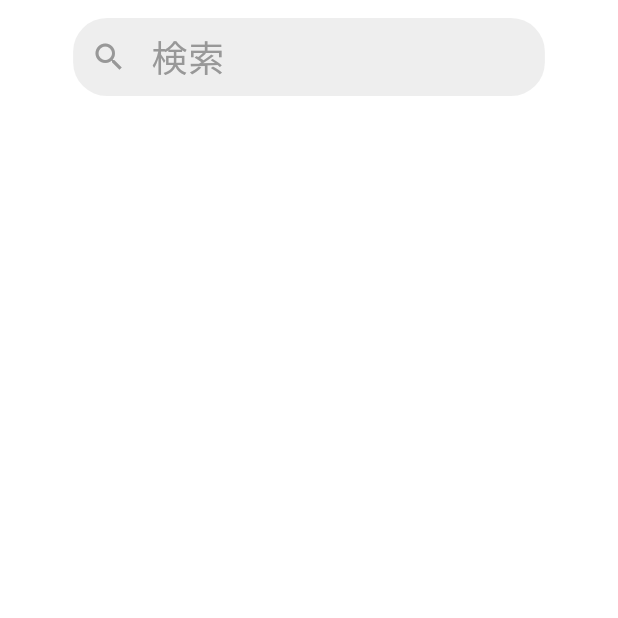
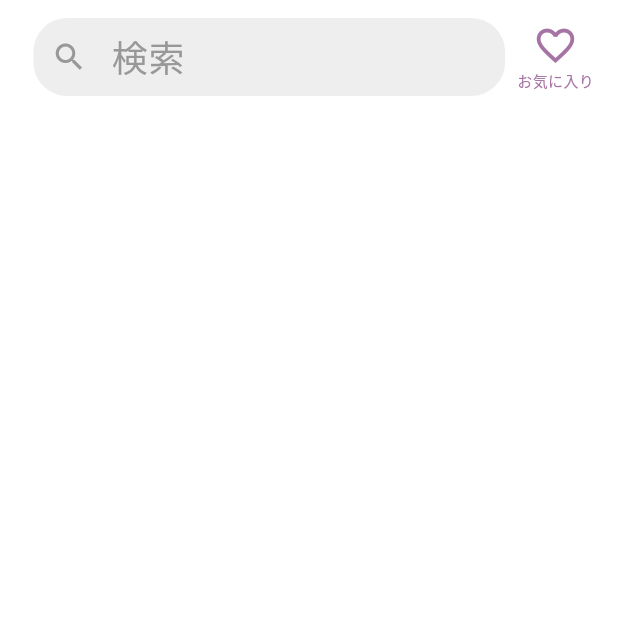
Before and after one commit to KIwata215/Glossy_front, a Flutter app: the ShoppingScreen screen opened directly, on a phone screen of 412 x 824 dp, the top half of it. Run offline on Flutter 3.47's test engine with Material 3 defaults, Android fonts, the phone set to English and light mode, and no system bars; our stand-ins replace flutter_screenutil, google_fonts.

Commit message:
update:ショッピングページを更新しました

```diff
--- a/glossy/lib/ui/shopping_screen/shopping_screen.dart
+++ b/glossy/lib/ui/shopping_screen/shopping_screen.dart
@@ -11,11 +11,47 @@ class ShoppingScreen extends StatelessWidget {
       body: SafeArea(
         child: Column(
           children: [
-            // 検索バー（コンポーネント化）
+            // 検索バーとハートアイコンを横並びに配置
             Padding(
               padding: const EdgeInsets.symmetric(vertical: 12.0),
-              child: Center(
-                child: custom.SearchBar(),
+              child: Row(
+                mainAxisAlignment: MainAxisAlignment.center,
+                children: [
+                  // 検索バーを中央寄せ
+                  Expanded(
+                    child: Align(
+                      alignment: Alignment.centerRight,
+                      child: custom.SearchBar(),
+                    ),
+                  ),
+                  // ハートアイコンと「お気に入り」文字
+                  Padding(
+                    padding: const EdgeInsets.only(left: 8.0, right: 16.0),
+                    child: Column(
+                      children: [
+                        GestureDetector(
+                          onTap: () {
+                            // favorite_screen.dart へ遷移
+                            Navigator.pushNamed(context, '/favorite');
+                          },
+                          child: Icon(
+                            Icons.favorite_border, // 縁のみ
+                            color: const Color(0xFFA674A4),
+                            size: 30, // 小さめ
+                          ),
+                        ),
+                        const SizedBox(height: 2),
+                        const Text(
+                          'お気に入り',
+                          style: TextStyle(
+                            fontSize: 10, // 小さめ
+                            color: Color(0xFFA674A4),
+                          ),
+                        ),
+                      ],
+                    ),
+                  ),
+                ],
               ),
             ),
 
```
